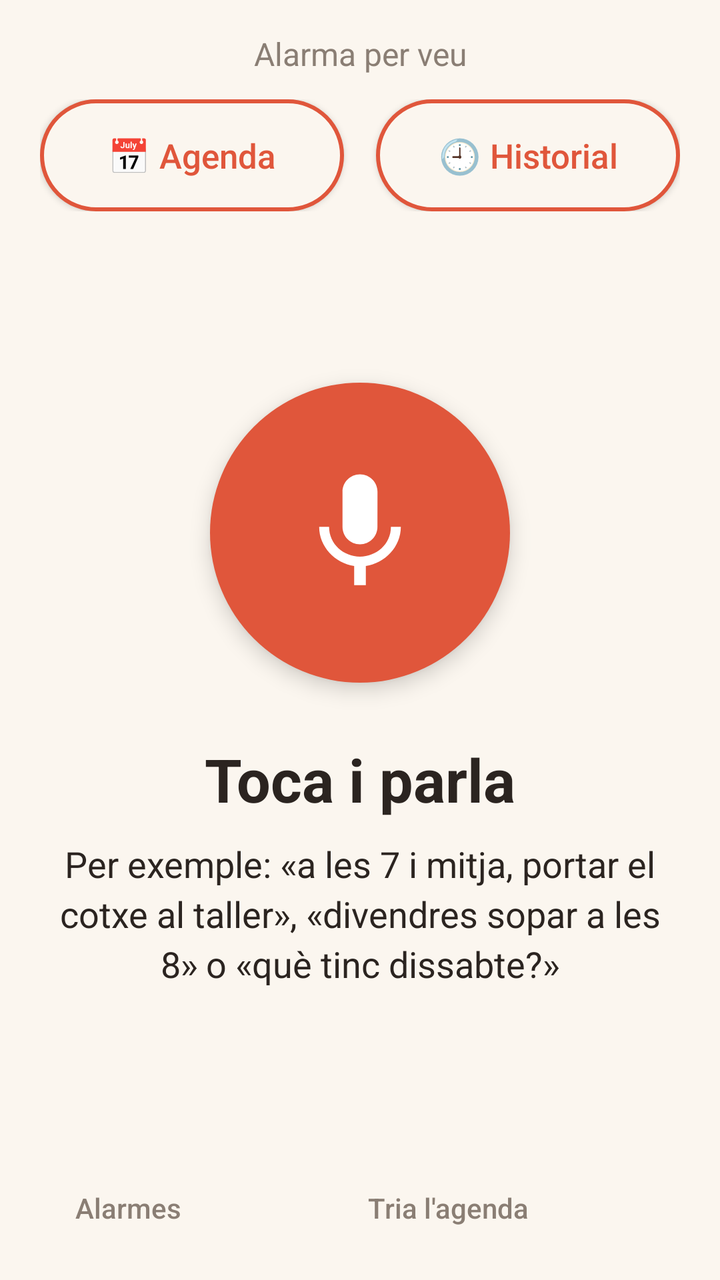
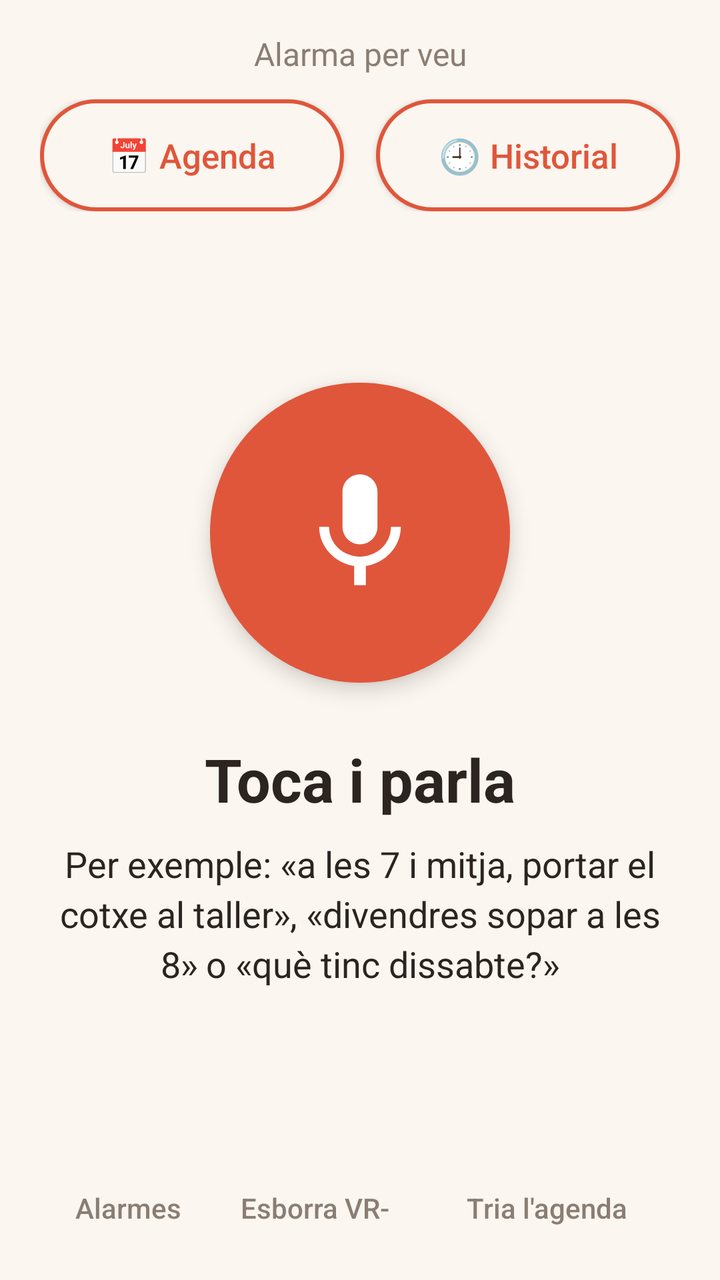

An Android layout rendered at two revisions. The XML below is the earlier revision; the diff shows what the commit changed to produce the second picture.
<!-- AndroidManifest.xml: application theme Tema -->
<!-- res/layout/activity_main.xml -->
<?xml version="1.0" encoding="utf-8"?>
<LinearLayout xmlns:android="http://schemas.android.com/apk/res/android"
    android:layout_width="match_parent"
    android:layout_height="match_parent"
    android:background="@color/fons"
    android:orientation="vertical"
    android:paddingStart="20dp"
    android:paddingTop="16dp"
    android:paddingEnd="20dp"
    android:paddingBottom="12dp">

    <TextView
        android:layout_width="match_parent"
        android:layout_height="wrap_content"
        android:gravity="center"
        android:text="@string/app_name"
        android:textColor="@color/text_suau"
        android:textSize="16sp" />

    
    <LinearLayout
        android:layout_width="match_parent"
        android:layout_height="wrap_content"
        android:layout_marginTop="12dp"
        android:orientation="horizontal">

        <Button
            android:id="@+id/boto_agenda"
            android:layout_width="0dp"
            android:layout_height="56dp"
            android:layout_marginEnd="8dp"
            android:layout_weight="1"
            android:background="@drawable/boto_contorn"
            android:text="@string/obre_agenda"
            android:textAllCaps="false"
            android:textColor="@color/accent"
            android:textSize="17sp" />

        <Button
            android:id="@+id/boto_historial"
            android:layout_width="0dp"
            android:layout_height="56dp"
            android:layout_marginStart="8dp"
            android:layout_weight="1"
            android:background="@drawable/boto_contorn"
            android:text="@string/obre_historial"
            android:textAllCaps="false"
            android:textColor="@color/accent"
            android:textSize="17sp" />
    </LinearLayout>

    
    <ScrollView
        android:layout_width="match_parent"
        android:layout_height="0dp"
        android:layout_weight="1"
        android:fillViewport="true">

        <LinearLayout
            android:layout_width="match_parent"
            android:layout_height="wrap_content"
            android:gravity="center"
            android:orientation="vertical"
            android:paddingTop="12dp"
            android:paddingBottom="12dp">

            <ImageButton
                android:id="@+id/boto_parla"
                android:layout_width="150dp"
                android:layout_height="150dp"
                android:background="@drawable/boto_rodo"
                android:contentDescription="@string/parla"
                android:elevation="6dp"
                android:padding="40dp"
                android:scaleType="fitCenter"
                android:src="@drawable/ic_mic" />

            <TextView
                android:id="@+id/estat"
                android:layout_width="match_parent"
                android:layout_height="wrap_content"
                android:layout_marginTop="28dp"
                android:gravity="center"
                android:text="@string/toca_per_parlar"
                android:textColor="@color/text"
                android:textSize="30sp"
                android:textStyle="bold" />

            <TextView
                android:id="@+id/detall"
                android:layout_width="match_parent"
                android:layout_height="wrap_content"
                android:layout_marginTop="10dp"
                android:gravity="center"
                android:lineSpacingExtra="4dp"
                android:text="@string/exemple"
                android:textColor="@color/text"
                android:textSize="18sp" />

            <TextView
                android:id="@+id/escoltat"
                android:layout_width="match_parent"
                android:layout_height="wrap_content"
                android:layout_marginTop="14dp"
                android:gravity="center"
                android:textColor="@color/text_suau"
                android:textSize="15sp"
                android:visibility="gone" />
        </LinearLayout>
    </ScrollView>

    
    <LinearLayout
        android:id="@+id/fila_dubte"
        android:layout_width="match_parent"
        android:layout_height="wrap_content"
        android:layout_marginTop="8dp"
        android:layout_marginBottom="8dp"
        android:orientation="horizontal"
        android:visibility="gone">

        <Button
            android:id="@+id/boto_no"
            android:layout_width="0dp"
            android:layout_height="56dp"
            android:layout_marginEnd="8dp"
            android:layout_weight="1"
            android:background="@drawable/boto_contorn"
            android:text="@string/no_deixa_ho"
            android:textAllCaps="false"
            android:textColor="@color/text"
            android:textSize="17sp" />

        <Button
            android:id="@+id/boto_si"
            android:layout_width="0dp"
            android:layout_height="56dp"
            android:layout_marginStart="8dp"
            android:layout_weight="1"
            android:background="@drawable/boto_pastilla"
            android:text="@string/apunta_igualment"
            android:textAllCaps="false"
            android:textColor="@color/blanc"
            android:textSize="17sp" />
    </LinearLayout>

    <LinearLayout
        android:layout_width="match_parent"
        android:layout_height="wrap_content"
        android:gravity="center"
        android:orientation="horizontal">

        <Button
            android:id="@+id/boto_alarmes"
            style="?android:attr/borderlessButtonStyle"
            android:layout_width="wrap_content"
            android:layout_height="wrap_content"
            android:text="@string/veure_alarmes"
            android:textAllCaps="false"
            android:textColor="@color/text_suau"
            android:textSize="14sp" />

        <Button
            android:id="@+id/boto_calendari"
            style="?android:attr/borderlessButtonStyle"
            android:layout_width="0dp"
            android:layout_height="wrap_content"
            android:layout_weight="1"
            android:ellipsize="end"
            android:maxLines="1"
            android:text="@string/tria_agenda"
            android:textAllCaps="false"
            android:textColor="@color/text_suau"
            android:textSize="14sp" />
    </LinearLayout>
</LinearLayout>
<!-- resources referenced by this layout -->
<resources>
  <color name="accent">#E0563B</color>
  <color name="blanc">#FFFFFF</color>
  <color name="fons">#FBF6EF</color>
  <color name="text">#2B2420</color>
  <color name="text_suau">#8A7E74</color>
  <!-- drawable boto_contorn (drawable) -->
  <?xml version="1.0" encoding="utf-8"?>
  <ripple xmlns:android="http://schemas.android.com/apk/res/android"
      android:color="#22E0563B">
      <item>
          <shape android:shape="rectangle">
              <corners android:radius="28dp" />
              <solid android:color="@color/fons" />
              <stroke
                  android:width="2dp"
                  android:color="@color/accent" />
          </shape>
      </item>
  </ripple>
  <!-- drawable boto_pastilla (drawable) -->
  <?xml version="1.0" encoding="utf-8"?>
  <ripple xmlns:android="http://schemas.android.com/apk/res/android"
      android:color="#40FFFFFF">
      <item>
          <shape android:shape="rectangle">
              <corners android:radius="28dp" />
              <solid android:color="@color/accent" />
          </shape>
      </item>
  </ripple>
  <!-- drawable boto_rodo (drawable) -->
  <?xml version="1.0" encoding="utf-8"?>
  <ripple xmlns:android="http://schemas.android.com/apk/res/android"
      android:color="#40FFFFFF">
      <item>
          <shape android:shape="oval">
              <solid android:color="@color/accent" />
          </shape>
      </item>
  </ripple>
  <!-- drawable ic_mic (drawable) -->
  <?xml version="1.0" encoding="utf-8"?>
  <vector xmlns:android="http://schemas.android.com/apk/res/android"
      android:width="24dp"
      android:height="24dp"
      android:viewportWidth="24"
      android:viewportHeight="24">
      <path
          android:fillColor="@color/blanc"
          android:pathData="M12,14c1.66,0 2.99,-1.34 2.99,-3L15,5c0,-1.66 -1.34,-3 -3,-3S9,3.34 9,5v6c0,1.66 1.34,3 3,3zM17.3,11c0,3 -2.54,5.1 -5.3,5.1S6.7,14 6.7,11L5,11c0,3.41 2.72,6.23 6,6.72L11,21h2v-3.28c3.28,-0.48 6,-3.3 6,-6.72h-1.7z" />
  </vector>
  <string name="app_name">Alarma per veu</string>
  <string name="apunta_igualment">Apunta-ho igualment</string>
  <string name="exemple">Per exemple: «a les 7 i mitja, portar el cotxe al taller», «divendres sopar a les 8» o «què tinc dissabte?»</string>
  <string name="no_deixa_ho">No, deixa-ho</string>
  <string name="obre_agenda">📅 Agenda</string>
  <string name="obre_historial">🕘 Historial</string>
  <string name="parla">Parla per posar una alarma</string>
  <string name="toca_per_parlar">Toca i parla</string>
  <string name="tria_agenda">Tria l\'agenda</string>
  <string name="veure_alarmes">Alarmes</string>
  <style name="Tema" parent="android:Theme.Material.Light.NoActionBar">
          <item name="android:windowBackground">@color/fons</item>
          <item name="android:statusBarColor">@color/fons</item>
          <item name="android:navigationBarColor">@color/fons</item>
          <item name="android:windowLightStatusBar">true</item>
          <item name="android:colorAccent">@color/accent</item>
      </style>
</resources>

<!-- the commit's change to res/layout/activity_main.xml (unified diff, before → after) -->
@@ -161,6 +161,16 @@
             android:textSize="14sp" />
 
         <Button
+            android:id="@+id/boto_esborra_vr"
+            style="?android:attr/borderlessButtonStyle"
+            android:layout_width="wrap_content"
+            android:layout_height="wrap_content"
+            android:text="@string/esborra_vr"
+            android:textAllCaps="false"
+            android:textColor="@color/text_suau"
+            android:textSize="14sp" />
+
+        <Button
             android:id="@+id/boto_calendari"
             style="?android:attr/borderlessButtonStyle"
             android:layout_width="0dp"
<!-- resource entries referenced after the edit -->
@@ -53,6 +53,7 @@
   </vector>
   <string name="app_name">Alarma per veu</string>
   <string name="apunta_igualment">Apunta-ho igualment</string>
+  <string name="esborra_vr">Esborra VR-</string>
   <string name="exemple">Per exemple: «a les 7 i mitja, portar el cotxe al taller», «divendres sopar a les 8» o «què tinc dissabte?»</string>
   <string name="no_deixa_ho">No, deixa-ho</string>
   <string name="obre_agenda">📅 Agenda</string>
